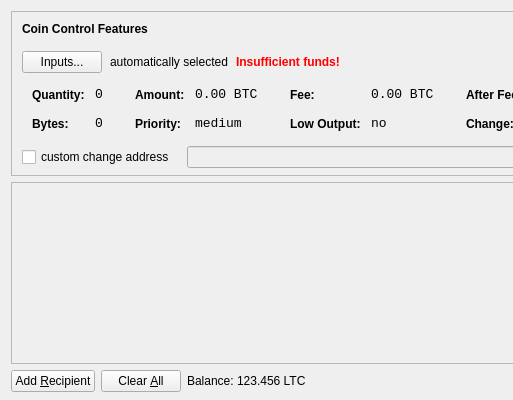
First picture: the form in src/qt/forms/sendcoinsdialog.ui, repository 26rahulsingh/funcoin1, before the edit; both pictures show x 0 to 513 and y 0 to 400 of the 850 by 400 pixel window.
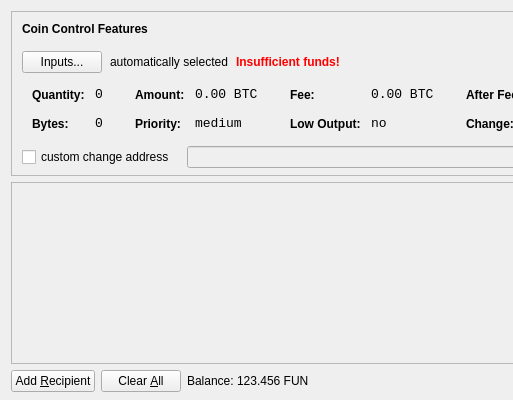
Second picture: the form after the edit. Icons and pictures are not drawn.

```diff
--- a/src/qt/forms/sendcoinsdialog.ui
+++ b/src/qt/forms/sendcoinsdialog.ui
@@ -720,7 +720,7 @@
           <cursorShape>IBeamCursor</cursorShape>
          </property>
          <property name="text">
-          <string>123.456 LTC</string>
+          <string>123.456 FUN</string>
          </property>
          <property name="textInteractionFlags">
           <set>Qt::LinksAccessibleByMouse|Qt::TextSelectableByKeyboard|Qt::TextSelectableByMouse</set>
```
